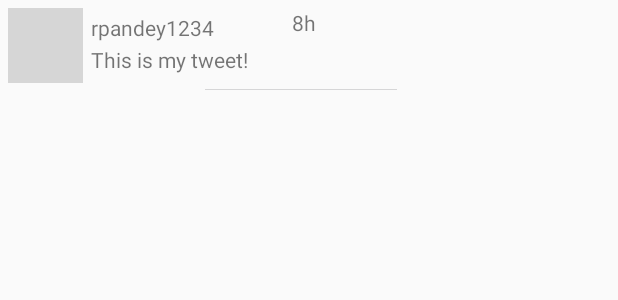
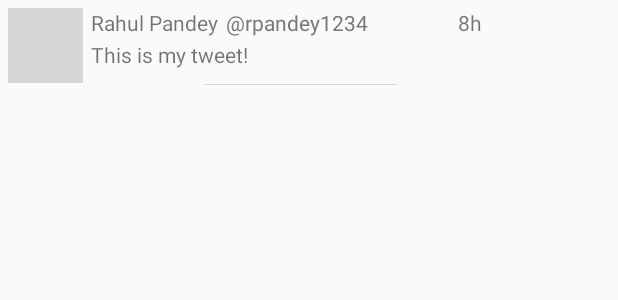
Before and after one commit to dpadron08/SimpleTweet, an Android app: the layout item_tweet.xml on its own in the app's theme, with its tools: preview values and no code run, on a phone screen of 412 x 824 dp. Shown: the top 300 px of the screen. Run offline under Robolectric (Android 15) with nearby library versions, the phone set to English and light mode, and no system bars; grey boxes are pictures that could not be loaded.

Commit message:
Add name to tweet view

```diff
--- a/app/src/main/java/com/codepath/apps/restclienttemplate/TweetsAdapter.java
+++ b/app/src/main/java/com/codepath/apps/restclienttemplate/TweetsAdapter.java
@@ -74,6 +74,7 @@ public class TweetsAdapter extends RecyclerView.Adapter<TweetsAdapter.ViewHolder
         ImageView ivProfileImage;
         TextView tvBody;
         TextView tvScreenName;
+        TextView tvName;
         TextView tvRelativeTimestamp;
         ImageView ivMedia;
 
@@ -83,6 +84,7 @@ public class TweetsAdapter extends RecyclerView.Adapter<TweetsAdapter.ViewHolder
             ivProfileImage = itemView.findViewById(R.id.ivProfileImage);
             tvBody = itemView.findViewById(R.id.tvBody);
             tvScreenName = itemView.findViewById(R.id.tvScreenName);
+            tvName = itemView.findViewById(R.id.tvName);
             tvRelativeTimestamp = itemView.findViewById(R.id.tvRelativeTimestamp);
             ivMedia = itemView.findViewById(R.id.ivMedia);
         }
@@ -90,7 +92,11 @@ public class TweetsAdapter extends RecyclerView.Adapter<TweetsAdapter.ViewHolder
         @RequiresApi(api = Build.VERSION_CODES.N)
         public void bind(Tweet tweet) {
             tvBody.setText(tweet.body);
-            tvScreenName.setText(tweet.user.screen_name);
+
+            String screenName = "@" + tweet.user.screen_name;
+            tvScreenName.setText(screenName);
+            tvName.setText(tweet.user.name);
+
             tvRelativeTimestamp.setText(getRelativeTimeAgo(tweet.created_at));
             Glide.with(context).load(tweet.user.profileImageUrl).into(ivProfileImage);
             Glide.with(context).load(tweet.mediaUrl).into(ivMedia);
--- a/app/src/main/res/layout/item_tweet.xml
+++ b/app/src/main/res/layout/item_tweet.xml
@@ -21,10 +21,13 @@
         android:layout_width="wrap_content"
         android:layout_height="wrap_content"
         android:layout_alignParentTop="true"
+        android:layout_alignParentEnd="false"
         android:layout_marginStart="5dp"
-        android:layout_marginTop="3dp"
-        android:layout_toEndOf="@+id/ivProfileImage"
-        tools:text="rpandey1234" />
+        android:layout_marginTop="0dp"
+        android:layout_marginEnd="60dp"
+        android:layout_toEndOf="@+id/tvName"
+        android:textColor="#787878"
+        tools:text="\@rpandey1234" />
 
     <TextView
         android:id="@+id/tvBody"
@@ -44,7 +47,7 @@
         android:layout_height="wrap_content"
         android:layout_alignBottom="@+id/tvScreenName"
         android:layout_alignParentTop="true"
-        android:layout_marginStart="52dp"
+        android:layout_marginStart="0dp"
         android:layout_marginBottom="0dp"
         android:layout_toEndOf="@+id/tvScreenName"
         tools:text="8h" />
@@ -61,4 +64,14 @@
         android:layout_marginBottom="9dp"
         android:layout_toEndOf="@+id/ivProfileImage"
         tools:srcCompat="@tools:sample/avatars" />
+
+    <TextView
+        android:id="@+id/tvName"
+        android:layout_width="wrap_content"
+        android:layout_height="wrap_content"
+        android:layout_alignParentTop="true"
+        android:layout_marginStart="5dp"
+        android:layout_marginTop="0dp"
+        android:layout_toEndOf="@+id/ivProfileImage"
+        tools:text="Rahul Pandey" />
 </RelativeLayout>
```
